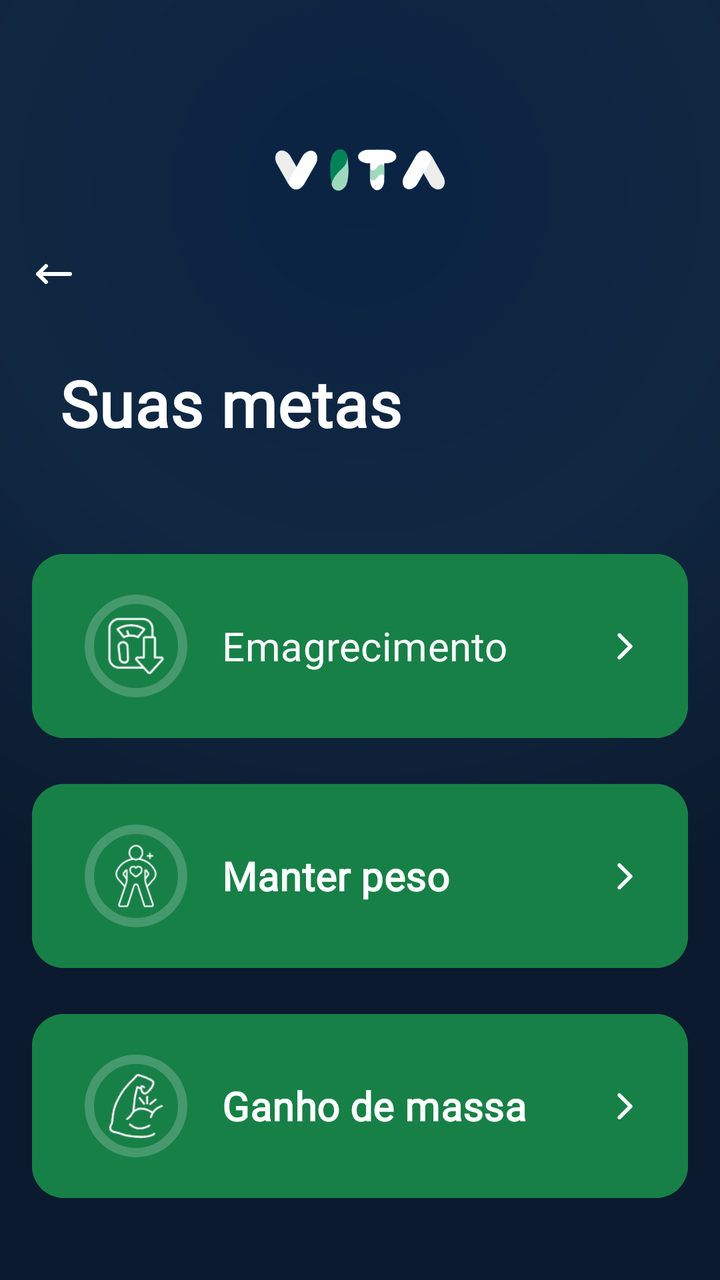
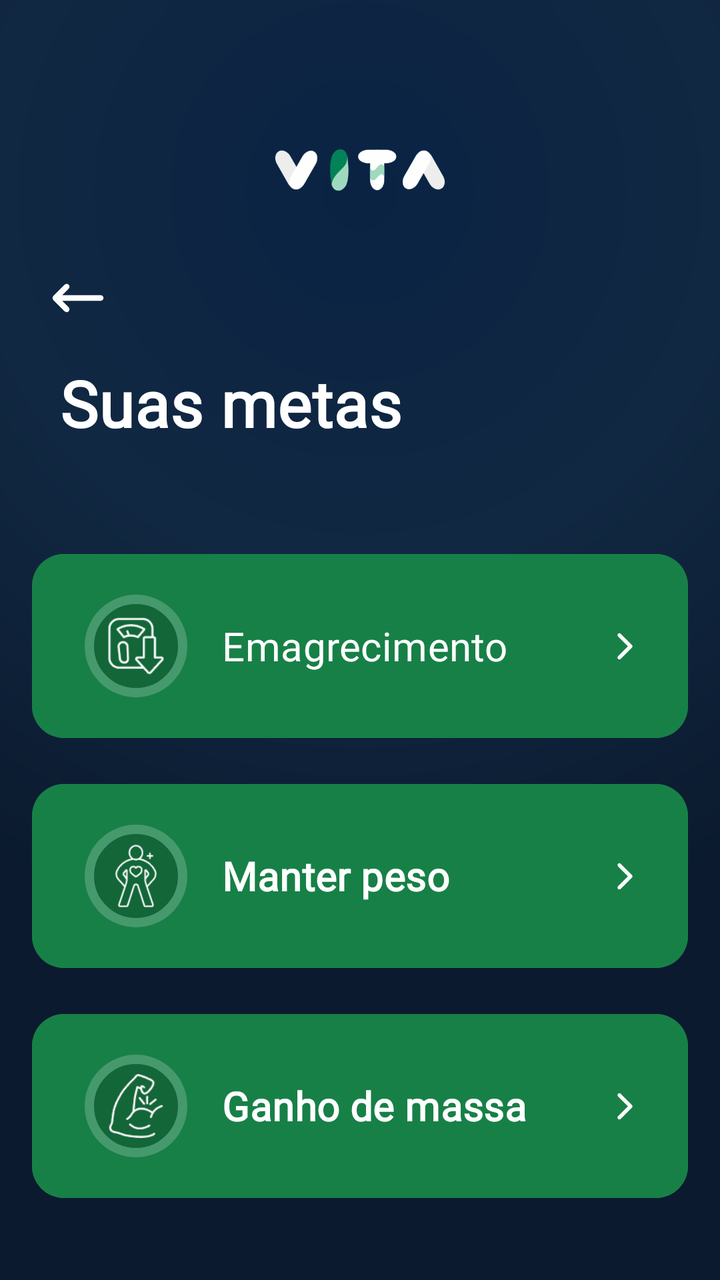

Screens rendered from an Android XML layout before and after an edit, with the pre-edit source and the edit as a unified diff.
<!-- AndroidManifest.xml: application theme Theme.VITA -->
<!-- res/layout/fragment_goals.xml -->
<?xml version="1.0" encoding="utf-8"?>
<androidx.constraintlayout.widget.ConstraintLayout xmlns:android="http://schemas.android.com/apk/res/android"
    xmlns:app="http://schemas.android.com/apk/res-auto"
    xmlns:tools="http://schemas.android.com/tools"
    android:id="@+id/main"
    android:layout_width="match_parent"
    android:layout_height="match_parent"
    tools:context=".GoalsFragment"
    android:background="@drawable/gradientbg">

    <ImageView
        android:id="@+id/icarrow"
        android:layout_width="24dp"
        android:layout_height="24dp"
        android:src="@drawable/arrow"
        android:scaleType="fitStart"
        android:clickable="true"
        app:layout_constraintTop_toTopOf="parent"
        app:layout_constraintStart_toStartOf="parent"
        android:layout_marginTop="125dp"
        android:layout_marginStart="15dp"/>

    <ImageView
        android:id="@+id/iclogo"
        android:layout_width="170dp"
        android:layout_height="170dp"
        android:src="@drawable/iclogo"
        app:layout_constraintTop_toTopOf="parent"
        app:layout_constraintStart_toStartOf="parent"
        app:layout_constraintEnd_toEndOf="parent"/>

    <TextView
        android:id="@+id/txtTitulo"
        android:layout_width="wrap_content"
        android:layout_height="wrap_content"
        android:text="Suas metas"
        android:fontFamily="@font/inter24_bold"
        android:textColor="@color/white"
        android:textSize="32dp"
        android:textStyle="bold"
        android:letterSpacing="0.01"
        app:layout_constraintTop_toTopOf="parent"
        app:layout_constraintStart_toStartOf="parent"
        android:layout_marginTop="180dp"
        android:layout_marginStart="30dp"/>

    <com.google.android.material.button.MaterialButton
        android:id="@+id/btnweightloss"
        android:layout_width="0dp"
        android:layout_height="100dp"
        android:layout_marginStart="16dp"
        android:layout_marginEnd="16dp"
        android:layout_marginTop="50dp"
        android:backgroundTint="@color/green1"
        app:cornerRadius="16dp"
        android:fontFamily="@font/inter24_bold"
        android:paddingStart="95dp"
        android:text="Emagrecimento"
        android:textColor="@color/white"
        android:textSize="20sp"
        android:gravity="center_vertical|start"
        app:layout_constraintStart_toStartOf="parent"
        app:layout_constraintEnd_toEndOf="parent"
        app:layout_constraintTop_toBottomOf="@id/txtTitulo" />

    <ImageView
        android:id="@+id/circleWL"
        android:layout_width="56dp"
        android:layout_height="56dp"
        android:alpha="0.2"
        android:src="@drawable/circle"
        android:layout_marginStart="24dp"
        app:layout_constraintStart_toStartOf="@id/btnweightloss"
        app:layout_constraintTop_toTopOf="@id/btnweightloss"
        app:layout_constraintBottom_toBottomOf="@id/btnweightloss" />

    <ImageView
        android:id="@+id/icWL"
        android:layout_width="32dp"
        android:layout_height="32dp"
        android:src="@drawable/img_6"
        app:layout_constraintStart_toStartOf="@id/circleWL"
        app:layout_constraintEnd_toEndOf="@id/circleWL"
        app:layout_constraintTop_toTopOf="@id/circleWL"
        app:layout_constraintBottom_toBottomOf="@id/circleWL" />

    <ImageView
        android:id="@+id/arrowWL"
        android:layout_width="15dp"
        android:layout_height="15dp"
        android:src="@drawable/next"
        android:layout_marginEnd="24dp"
        app:layout_constraintEnd_toEndOf="@id/btnweightloss"
        app:layout_constraintTop_toTopOf="@id/btnweightloss"
        app:layout_constraintBottom_toBottomOf="@id/btnweightloss" />

    <com.google.android.material.button.MaterialButton
        android:id="@+id/btnKW"
        android:layout_width="0dp"
        android:layout_height="100dp"
        android:layout_marginStart="16dp"
        android:layout_marginEnd="16dp"
        android:layout_marginTop="15dp"
        android:textColor="@color/white"
        android:backgroundTint="@color/green1"
        app:cornerRadius="16dp"
        android:fontFamily="@font/inter24_bold"
        android:paddingStart="95dp"
        android:text="Manter peso"
        android:textSize="20sp"
        android:textStyle="bold"
        android:gravity="center_vertical|start"
        app:layout_constraintStart_toStartOf="parent"
        app:layout_constraintEnd_toEndOf="parent"
        app:layout_constraintTop_toBottomOf="@id/btnweightloss" />

    <ImageView
        android:id="@+id/circleKW"
        android:layout_width="56dp"
        android:layout_height="56dp"
        android:alpha="0.2"
        android:src="@drawable/circle"
        android:layout_marginStart="24dp"
        app:layout_constraintStart_toStartOf="@id/btnKW"
        app:layout_constraintTop_toTopOf="@id/btnKW"
        app:layout_constraintBottom_toBottomOf="@id/btnKW" />

    <ImageView
        android:id="@+id/icKW"
        android:layout_width="32dp"
        android:layout_height="32dp"
        android:src="@drawable/img_7"
        app:layout_constraintStart_toStartOf="@id/circleKW"
        app:layout_constraintEnd_toEndOf="@id/circleKW"
        app:layout_constraintTop_toTopOf="@id/circleKW"
        app:layout_constraintBottom_toBottomOf="@id/circleKW" />

    <ImageView
        android:id="@+id/arrowKW"
        android:layout_width="15dp"
        android:layout_height="15dp"
        android:src="@drawable/next"
        android:layout_marginEnd="24dp"
        app:layout_constraintEnd_toEndOf="@id/btnKW"
        app:layout_constraintTop_toTopOf="@id/btnKW"
        app:layout_constraintBottom_toBottomOf="@id/btnKW" />

    <com.google.android.material.button.MaterialButton
        android:id="@+id/btnGW"
        android:layout_width="0dp"
        android:layout_height="100dp"
        android:layout_marginStart="16dp"
        android:layout_marginEnd="16dp"
        android:layout_marginTop="15dp"
        android:backgroundTint="@color/green1"
        app:cornerRadius="16dp"
        android:textColor="@color/white"
        android:fontFamily="@font/inter24_bold"
        android:paddingStart="95dp"
        android:text="Ganho de massa"
        android:textSize="20sp"
        android:textStyle="bold"
        android:gravity="center_vertical|start"
        app:layout_constraintStart_toStartOf="parent"
        app:layout_constraintEnd_toEndOf="parent"
        app:layout_constraintTop_toBottomOf="@id/btnKW" />

    <ImageView
        android:id="@+id/circleGW"
        android:layout_width="56dp"
        android:layout_height="56dp"
        android:alpha="0.2"
        android:src="@drawable/circle"
        android:layout_marginStart="24dp"
        app:layout_constraintStart_toStartOf="@id/btnGW"
        app:layout_constraintTop_toTopOf="@id/btnGW"
        app:layout_constraintBottom_toBottomOf="@id/btnGW" />

    <ImageView
        android:id="@+id/icGW"
        android:layout_width="32dp"
        android:layout_height="32dp"
        android:src="@drawable/img_8"
        app:layout_constraintStart_toStartOf="@id/circleGW"
        app:layout_constraintEnd_toEndOf="@id/circleGW"
        app:layout_constraintTop_toTopOf="@id/circleGW"
        app:layout_constraintBottom_toBottomOf="@id/circleGW" />

    <ImageView
        android:id="@+id/arrowGW"
        android:layout_width="15dp"
        android:layout_height="15dp"
        android:src="@drawable/next"
        android:layout_marginEnd="24dp"
        app:layout_constraintEnd_toEndOf="@id/btnGW"
        app:layout_constraintTop_toTopOf="@id/btnGW"
        app:layout_constraintBottom_toBottomOf="@id/btnGW" />

</androidx.constraintlayout.widget.ConstraintLayout>
<!-- resources referenced by this layout -->
<resources>
  <color name="green1">#178047</color>
  <color name="white">#FFFFFFFF</color>
  <!-- drawable arrow (drawable) -->
  <vector xmlns:android="http://schemas.android.com/apk/res/android" android:height="15dp" android:viewportHeight="24" android:viewportWidth="24" android:width="15dp">
        
      <path android:fillColor="#FFFFFF" android:pathData="M4,12H20M4,12L8,8M4,12L8,16" android:strokeColor="#FFFFFF" android:strokeLineCap="round" android:strokeLineJoin="round" android:strokeWidth="2"/>
      
  </vector>
  <!-- drawable circle (drawable) -->
  <vector xmlns:android="http://schemas.android.com/apk/res/android" android:height="24dp" android:viewportHeight="24" android:viewportWidth="24" android:width="24dp">
  
      <path android:fillColor="#00000000" android:pathData="M12,12m-10,0a10,10 0,1 1,20 0a10,10 0,1 1,-20 0" android:strokeColor="#ffff" android:strokeLineCap="round" android:strokeLineJoin="round" android:strokeWidth="2"/>
  
  </vector>
  <!-- drawable gradientbg (drawable) -->
  <?xml version="1.0" encoding="utf-8"?>
  <shape xmlns:android="http://schemas.android.com/apk/res/android"
      android:shape="rectangle">
      <gradient
          android:type="radial"
          android:gradientRadius="380dp"
          android:centerX="0.5"
          android:centerY="0.15"
          android:startColor="@color/blue1"
          android:centerColor="@color/blue4"
          android:endColor="@color/blue3" />
  </shape>
  <!-- drawable iclogo: png bitmap (drawable, 8076 bytes) -->
  <!-- drawable img_6: png bitmap (drawable, 2083 bytes) -->
  <!-- drawable img_7: png bitmap (drawable, 2688 bytes) -->
  <!-- drawable img_8: png bitmap (drawable, 3244 bytes) -->
  <!-- drawable next (drawable) -->
  <vector xmlns:android="http://schemas.android.com/apk/res/android" android:height="24dp" android:viewportHeight="16" android:viewportWidth="16" android:width="24dp">
        
      <path android:fillColor="@color/white" android:pathData="m4,2c0,-0.266 0.105,-0.52 0.293,-0.707c0.391,-0.391 1.023,-0.391 1.414,0l6,6c0.188,0.188 0.293,0.441 0.293,0.707s-0.105,0.52 -0.293,0.707l-6,6c-0.391,0.391 -1.023,0.391 -1.414,0c-0.188,-0.188 -0.293,-0.441 -0.293,-0.707s0.105,-0.52 0.293,-0.707l5.293,-5.293l-5.293,-5.293c-0.188,-0.188 -0.293,-0.441 -0.293,-0.707zM4,2"/>
      
  </vector>
  <style name="Theme.VITA" parent="Base.Theme.VITA" />
  <color name="blue1">#0A2343</color>
  <color name="blue4">#112842</color>
  <color name="blue3">#0B1A2E</color>
  <style name="Base.Theme.VITA" parent="Theme.Material3.DayNight.NoActionBar">
          
          
      </style>
</resources>

<!-- the commit's change to res/layout/fragment_goals.xml (unified diff, before → after) -->
@@ -10,11 +10,13 @@
 
     <ImageView
         android:id="@+id/icarrow"
-        android:layout_width="24dp"
-        android:layout_height="24dp"
+        android:layout_width="48dp"
+        android:layout_height="48dp"
         android:src="@drawable/arrow"
         android:scaleType="fitStart"
         android:clickable="true"
+        android:padding="7dp"
+        android:contentDescription="@string/voltar"
         app:layout_constraintTop_toTopOf="parent"
         app:layout_constraintStart_toStartOf="parent"
         android:layout_marginTop="125dp"
@@ -33,7 +35,7 @@
         android:id="@+id/txtTitulo"
         android:layout_width="wrap_content"
         android:layout_height="wrap_content"
-        android:text="Suas metas"
+        android:text="@string/your_goals"
         android:fontFamily="@font/inter24_bold"
         android:textColor="@color/white"
         android:textSize="32dp"
@@ -55,7 +57,7 @@
         app:cornerRadius="16dp"
         android:fontFamily="@font/inter24_bold"
         android:paddingStart="95dp"
-        android:text="Emagrecimento"
+        android:text="@string/emag"
         android:textColor="@color/white"
         android:textSize="20sp"
         android:gravity="center_vertical|start"
@@ -106,7 +108,7 @@
         app:cornerRadius="16dp"
         android:fontFamily="@font/inter24_bold"
         android:paddingStart="95dp"
-        android:text="Manter peso"
+        android:text="@string/manter"
         android:textSize="20sp"
         android:textStyle="bold"
         android:gravity="center_vertical|start"
@@ -157,7 +159,7 @@
         android:textColor="@color/white"
         android:fontFamily="@font/inter24_bold"
         android:paddingStart="95dp"
-        android:text="Ganho de massa"
+        android:text="@string/engord"
         android:textSize="20sp"
         android:textStyle="bold"
         android:gravity="center_vertical|start"
<!-- resource entries referenced after the edit -->
@@ -5,13 +5,13 @@
   <!-- drawable arrow (drawable) -->
   <vector xmlns:android="http://schemas.android.com/apk/res/android" android:height="15dp" android:viewportHeight="24" android:viewportWidth="24" android:width="15dp">
         
-      <path android:fillColor="#FFFFFF" android:pathData="M4,12H20M4,12L8,8M4,12L8,16" android:strokeColor="#FFFFFF" android:strokeLineCap="round" android:strokeLineJoin="round" android:strokeWidth="2"/>
+      <path android:fillColor="@color/white" android:pathData="M4,12H20M4,12L8,8M4,12L8,16" android:strokeColor="@color/white" android:strokeLineCap="round" android:strokeLineJoin="round" android:strokeWidth="2"/>
       
   </vector>
   <!-- drawable circle (drawable) -->
   <vector xmlns:android="http://schemas.android.com/apk/res/android" android:height="24dp" android:viewportHeight="24" android:viewportWidth="24" android:width="24dp">
   
-      <path android:fillColor="#00000000" android:pathData="M12,12m-10,0a10,10 0,1 1,20 0a10,10 0,1 1,-20 0" android:strokeColor="#ffff" android:strokeLineCap="round" android:strokeLineJoin="round" android:strokeWidth="2"/>
+      <path android:fillColor="@color/black" android:pathData="M12,12m-10,0a10,10 0,1 1,20 0a10,10 0,1 1,-20 0" android:strokeColor="@color/white" android:strokeLineCap="round" android:strokeLineJoin="round" android:strokeWidth="2"/>
   
   </vector>
   <!-- drawable gradientbg (drawable) -->
@@ -37,7 +37,13 @@
       <path android:fillColor="@color/white" android:pathData="m4,2c0,-0.266 0.105,-0.52 0.293,-0.707c0.391,-0.391 1.023,-0.391 1.414,0l6,6c0.188,0.188 0.293,0.441 0.293,0.707s-0.105,0.52 -0.293,0.707l-6,6c-0.391,0.391 -1.023,0.391 -1.414,0c-0.188,-0.188 -0.293,-0.441 -0.293,-0.707s0.105,-0.52 0.293,-0.707l5.293,-5.293l-5.293,-5.293c-0.188,-0.188 -0.293,-0.441 -0.293,-0.707zM4,2"/>
       
   </vector>
+  <string name="emag">Emagrecimento</string>
+  <string name="engord">Ganho de massa</string>
+  <string name="manter">Manter peso</string>
+  <string name="voltar">Voltar</string>
+  <string name="your_goals">Suas metas</string>
   <style name="Theme.VITA" parent="Base.Theme.VITA" />
+  <color name="black">#FF000000</color>
   <color name="blue1">#0A2343</color>
   <color name="blue4">#112842</color>
   <color name="blue3">#0B1A2E</color>
